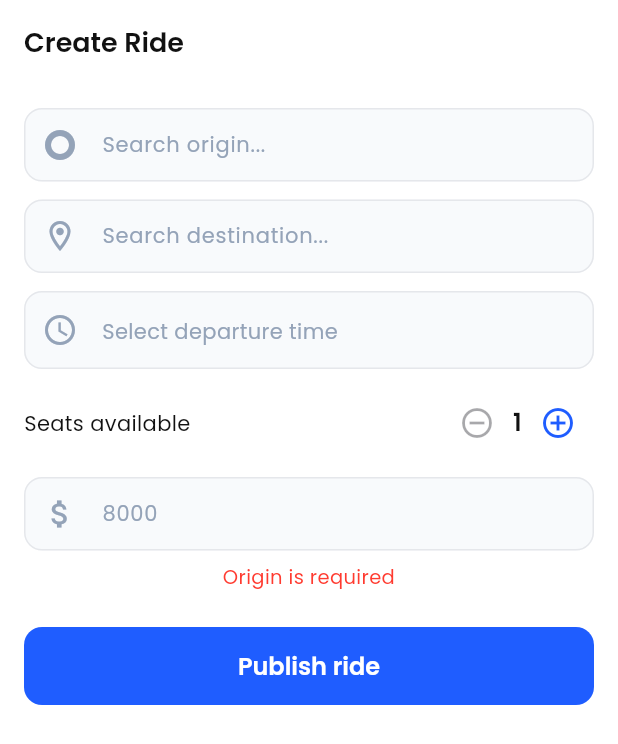
After one commit to MovilesGN01/GN1-Dart, a Flutter app: the CreateRideScreen screen opened by its route, after a tap on the "add circle outline" icon, after a tap on the "remove circle outline" icon, after a tap on "Publish ride", on a phone screen of 412 x 824 dp. The commit adds this screen. Shown: the top 744 px of the screen. Run offline on Flutter 3.47's test engine with Material 3 defaults, Android fonts, the phone set to English and light mode, and no system bars; our stand-ins replace cloud_firestore, cloud_functions, connectivity_plus, firebase_auth, firebase_core, geolocator and 4 more; missing offline and left inert: nfc_manager; accounts and stored records are empty; network calls fail.

Commit message:
feat(driver): create ride screen with OSM location search and CF integration

```diff
--- /dev/null
+++ b/lib/core/connectivity/sync_manager.dart
@@ -0,0 +1,33 @@
+import 'package:sqflite/sqflite.dart';
+import 'package:uuid/uuid.dart';
+
+import '../db/database_helper.dart';
+
+class SyncManager {
+  SyncManager._internal();
+  static final SyncManager _instance = SyncManager._internal();
+  factory SyncManager() => _instance;
+
+  final DatabaseHelper _db = DatabaseHelper();
+  static const _table = 'pending_operations';
+
+  Future<void> enqueue(String operation, String payload) async {
+    final db = await _db.database;
+    await db.insert(_table, {
+      'id': const Uuid().v4(),
+      'operation': operation,
+      'payload': payload,
+      'created_at': DateTime.now().millisecondsSinceEpoch,
+    }, conflictAlgorithm: ConflictAlgorithm.replace);
+  }
+
+  Future<List<Map<String, dynamic>>> pendingAll() async {
+    final db = await _db.database;
+    return db.query(_table, orderBy: 'created_at ASC');
+  }
+
+  Future<void> remove(String id) async {
+    final db = await _db.database;
+    await db.delete(_table, where: 'id = ?', whereArgs: [id]);
+  }
+}
--- a/lib/core/routes.dart
+++ b/lib/core/routes.dart
@@ -14,6 +14,8 @@ import 'package:uniride/features/home/home_screen.dart';
 import 'package:uniride/features/nfc/nfc_access_screen.dart';
 import 'package:uniride/features/profile/profile_screen.dart';
 import 'package:uniride/features/rides/available_rides_screen.dart';
+import 'package:uniride/features/driver/create_ride/create_ride_screen.dart';
+import 'package:uniride/features/driver/create_ride/create_ride_viewmodel.dart';
 import 'package:uniride/features/rides/ride_details_screen.dart';
 import 'package:uniride/features/rides/ride_details_viewmodel.dart';
 
@@ -83,8 +85,10 @@ final appRouter = GoRouter(
     ),
     GoRoute(
       path: '/driver/create-ride',
-      builder: (_, __) => const Scaffold(
-          body: Center(child: Text('Create Ride'))),
+      builder: (context, state) => ChangeNotifierProvider(
+        create: (_) => CreateRideViewModel(),
+        child: const CreateRideScreen(),
+      ),
     ),
     GoRoute(
       path: '/driver/my-rides',
--- /dev/null
+++ b/lib/features/driver/create_ride/create_ride_screen.dart
@@ -0,0 +1,375 @@
+import 'package:flutter/material.dart';
+import 'package:google_fonts/google_fonts.dart';
+import 'package:intl/intl.dart';
+import 'package:provider/provider.dart';
+
+import '../../../core/utils/geocoding_service.dart';
+import '../../../features/auth/auth_viewmodel.dart';
+import '../../../shared/widgets/offline_banner.dart';
+import 'create_ride_viewmodel.dart';
+
+abstract final class _C {
+  static const primary = Color(0xFF1F5DFF);
+  static const background = Color(0xFFFFFFFF);
+  static const textPrimary = Color(0xFF111111);
+  static const muted = Color(0xFF94A3B8);
+  static const cardSurface = Color(0xFFF8FAFC);
+  static const border = Color(0xFFE5E7EB);
+  static const danger = Color(0xFFFF3B30);
+}
+
+class CreateRideScreen extends StatefulWidget {
+  const CreateRideScreen({super.key});
+
+  @override
+  State<CreateRideScreen> createState() => _CreateRideScreenState();
+}
+
+class _CreateRideScreenState extends State<CreateRideScreen> {
+  final _originController = TextEditingController();
+  final _destinationController = TextEditingController();
+
+  @override
+  void dispose() {
+    _originController.dispose();
+    _destinationController.dispose();
+    super.dispose();
+  }
+
+  InputDecoration _fieldDecoration(String hint, IconData icon,
+      {Widget? suffix, String? suffixText}) {
+    return InputDecoration(
+      hintText: hint,
+      hintStyle: GoogleFonts.poppins(color: _C.muted),
+      prefixIcon: Icon(icon, color: _C.muted),
+      suffixIcon: suffix,
+      suffixText: suffixText,
+      suffixStyle: GoogleFonts.poppins(color: _C.muted, fontSize: 13),
+      filled: true,
+      fillColor: _C.cardSurface,
+      border: OutlineInputBorder(
+        borderRadius: BorderRadius.circular(12),
+        borderSide: const BorderSide(color: _C.border),
+      ),
+      enabledBorder: OutlineInputBorder(
+        borderRadius: BorderRadius.circular(12),
+        borderSide: const BorderSide(color: _C.border),
+      ),
+      focusedBorder: OutlineInputBorder(
+        borderRadius: BorderRadius.circular(12),
+        borderSide: const BorderSide(color: _C.primary, width: 2),
+      ),
+    );
+  }
+
+  Future<void> _pickDepartureTime(CreateRideViewModel vm) async {
+    final now = DateTime.now();
+    final date = await showDatePicker(
+      context: context,
+      initialDate: now.add(const Duration(hours: 1)),
+      firstDate: now,
+      lastDate: now.add(const Duration(days: 30)),
+    );
+    if (date == null || !mounted) return;
+
+    final time = await showTimePicker(
+      context: context,
+      initialTime: TimeOfDay.fromDateTime(now.add(const Duration(hours: 1))),
+    );
+    if (time == null) return;
+
+    vm.setDepartureTime(
+        DateTime(date.year, date.month, date.day, time.hour, time.minute));
+  }
+
+  Widget _suggestionList({
+    required List<PlaceSuggestion> suggestions,
+    required void Function(PlaceSuggestion) onSelect,
+    required TextEditingController controller,
+  }) {
+    if (suggestions.isEmpty) return const SizedBox.shrink();
+    return Container(
+      margin: const EdgeInsets.only(top: 2),
+      decoration: BoxDecoration(
+        border: Border.all(color: Colors.grey.shade300),
+        borderRadius: BorderRadius.circular(8),
+        color: Colors.white,
+        boxShadow: [
+          BoxShadow(
+            color: Colors.black.withValues(alpha: 0.06),
+            blurRadius: 6,
+            offset: const Offset(0, 2),
+          ),
+        ],
+      ),
+      child: ListView.builder(
+        shrinkWrap: true,
+        physics: const NeverScrollableScrollPhysics(),
+        itemCount: suggestions.length,
+        itemBuilder: (_, i) {
+          final s = suggestions[i];
+          return ListTile(
+            dense: true,
+            leading:
+                Icon(Icons.location_on, size: 18, color: Colors.grey[500]),
+            title: Text(
+              s.displayName,
+              style: GoogleFonts.poppins(fontSize: 13),
+            ),
+            subtitle: Text(
+              s.fullName.split(',').take(3).join(','),
+              style: GoogleFonts.poppins(
+                  fontSize: 11, color: Colors.grey[600]),
+              maxLines: 1,
+              overflow: TextOverflow.ellipsis,
+            ),
+            onTap: () {
+              onSelect(s);
+              controller.text = s.displayName;
+              FocusScope.of(context).unfocus();
+            },
+          );
+        },
+      ),
+    );
+  }
+
+  @override
+  Widget build(BuildContext context) {
+    final vm = context.watch<CreateRideViewModel>();
+
+    return Scaffold(
+      backgroundColor: _C.background,
+      appBar: AppBar(
+        backgroundColor: _C.background,
+        elevation: 0,
+        title: Text(
+          'Create Ride',
+          style: GoogleFonts.poppins(
+            fontSize: 18,
+            fontWeight: FontWeight.w600,
+            color: _C.textPrimary,
+          ),
+        ),
+        iconTheme: const IconThemeData(color: _C.textPrimary),
+      ),
+      body: SafeArea(
+        child: Column(
+          children: [
+            OfflineBanner(isOffline: vm.isOffline, isFromCache: false),
+            Expanded(
+              child: SingleChildScrollView(
+                padding: const EdgeInsets.all(16),
+                child: Column(
+                  crossAxisAlignment: CrossAxisAlignment.stretch,
+                  children: [
+                    // ── Origin search ───────────────────────────────────
+                    Column(
+                      crossAxisAlignment: CrossAxisAlignment.start,
+                      children: [
+                        TextFormField(
+                          controller: _originController,
+                          style: GoogleFonts.poppins(
+                              fontSize: 14, color: _C.textPrimary),
+                          decoration: _fieldDecoration(
+                            'Search origin...',
+                            Icons.trip_origin,
+                            suffix: vm.isSearchingOrigin
+                                ? const Padding(
+                                    padding: EdgeInsets.all(12),
+                                    child: SizedBox(
+                                      width: 20,
+                                      height: 20,
+                                      child: CircularProgressIndicator(
+                                          strokeWidth: 2),
+                                    ),
+                                  )
+                                : null,
+                          ),
+                          onChanged: (v) {
+                            vm.originLat = null;
+                            vm.searchOrigin(v);
+                          },
+                        ),
+                        _suggestionList(
+                          suggestions: vm.originSuggestions,
+                          onSelect: vm.selectOrigin,
+                          controller: _originController,
+                        ),
+                      ],
+                    ),
+                    const SizedBox(height: 12),
+
+                    // ── Destination search ──────────────────────────────
+                    Column(
+                      crossAxisAlignment: CrossAxisAlignment.start,
+                      children: [
+                        TextFormField(
+                          controller: _destinationController,
+                          style: GoogleFonts.poppins(
+                              fontSize: 14, color: _C.textPrimary),
+                          decoration: _fieldDecoration(
+                            'Search destination...',
+                            Icons.location_on_outlined,
+                            suffix: vm.isSearchingDestination
+                                ? const Padding(
+                                    padding: EdgeInsets.all(12),
+                                    child: SizedBox(
+                                      width: 20,
+                                      height: 20,
+                                      child: CircularProgressIndicator(
+                                          strokeWidth: 2),
+                                    ),
+                                  )
+                                : null,
+                          ),
+                          onChanged: (v) {
+                            vm.destinationLat = null;
+                            vm.searchDestination(v);
+                          },
+                        ),
+                        _suggestionList(
+                          suggestions: vm.destinationSuggestions,
+                          onSelect: vm.selectDestination,
+                          controller: _destinationController,
+                        ),
+                      ],
+                    ),
+                    const SizedBox(height: 12),
+
+                    // ── Departure time ──────────────────────────────────
+                    InkWell(
+                      onTap: () => _pickDepartureTime(vm),
+                      borderRadius: BorderRadius.circular(12),
+                      child: InputDecorator(
+                        decoration: _fieldDecoration(
+                            'Select departure time', Icons.access_time),
+                        child: Text(
+                          vm.departureTime != null
+                              ? DateFormat('MMM d, yyyy – HH:mm')
+                                  .format(vm.departureTime!)
+                              : 'Select departure time',
+                          style: GoogleFonts.poppins(
+                            fontSize: 14,
+                            color: vm.departureTime != null
+                                ? _C.textPrimary
+                                : _C.muted,
+                          ),
+                        ),
+                      ),
+                    ),
+                    const SizedBox(height: 12),
+
+                    // ── Seats stepper ───────────────────────────────────
+                    Row(
+                      children: [
+                        Text(
+                          'Seats available',
+                          style: GoogleFonts.poppins(
+                            fontSize: 14,
+                            color: _C.textPrimary,
+                          ),
+                        ),
+                        const Spacer(),
+                        IconButton(
+                          icon: const Icon(Icons.remove_circle_outline),
+                          color: vm.seats == 1 ? _C.muted : _C.primary,
+                          onPressed:
+                              vm.seats == 1 ? null : vm.decrementSeats,
+                        ),
+                        Text(
+                          '${vm.seats}',
+                          style: GoogleFonts.poppins(
+                            fontSize: 16,
+                            fontWeight: FontWeight.w600,
+                            color: _C.textPrimary,
+                          ),
+                        ),
+                        IconButton(
+                          icon: const Icon(Icons.add_circle_outline),
+                          color: vm.seats == 6 ? _C.muted : _C.primary,
+                          onPressed:
+                              vm.seats == 6 ? null : vm.incrementSeats,
+                        ),
+                      ],
+                    ),
+                    const SizedBox(height: 12),
+
+                    // ── Price ───────────────────────────────────────────
+                    TextFormField(
+                      keyboardType: TextInputType.number,
+                      style: GoogleFonts.poppins(
+                          fontSize: 14, color: _C.textPrimary),
+                      decoration: _fieldDecoration(
+                          '8000', Icons.attach_money,
+                          suffixText: 'COP'),
+                      onChanged: (v) => vm.price = double.tryParse(v) ?? 0,
+                    ),
+
+                    // ── Error ───────────────────────────────────────────
+                    if (vm.errorMessage != null) ...[
+                      const SizedBox(height: 8),
+                      Text(
+                        vm.errorMessage!,
+                        style: GoogleFonts.poppins(
+                          fontSize: 13,
+                          color: _C.danger,
+                        ),
+                        textAlign: TextAlign.center,
+                      ),
+                    ],
+
+                    const SizedBox(height: 24),
+
+                    // ── Publish button ──────────────────────────────────
+                    ElevatedButton(
+                      onPressed: vm.isLoading
+                          ? null
+                          : () {
+                              final user = context
+                                  .read<AuthViewModel>()
+                                  .currentUser!;
+                              vm.createRide(
+                                context,
+                                user.id,
+                                user.name,
+                                user.driverRating,
+                              );
+                            },
+                      style: ElevatedButton.styleFrom(
+                        backgroundColor: _C.primary,
+                        foregroundColor: _C.background,
+                        disabledBackgroundColor:
+                            _C.primary.withValues(alpha: 0.45),
+                        minimumSize: const Size(double.infinity, 52),
+                        shape: RoundedRectangleBorder(
+                          borderRadius: BorderRadius.circular(12),
+                        ),
+                        elevation: 0,
+                        textStyle: GoogleFonts.poppins(
+                          fontSize: 16,
+                          fontWeight: FontWeight.w600,
+                        ),
+                      ),
+                      child: vm.isLoading
+                          ? const SizedBox(
+                              height: 22,
+                              width: 22,
+                              child: CircularProgressIndicator(
+                                color: Colors.white,
+                                strokeWidth: 2.5,
+                              ),
+                            )
+                          : const Text('Publish ride'),
+                    ),
+                    const SizedBox(height: 32),
+                  ],
+                ),
+              ),
+            ),
+          ],
+        ),
+      ),
+    );
+  }
+}
--- /dev/null
+++ b/lib/features/driver/create_ride/create_ride_viewmodel.dart
@@ -0,0 +1,193 @@
+import 'dart:async';
+import 'dart:convert';
+
+import 'package:cloud_functions/cloud_functions.dart';
+import 'package:flutter/material.dart';
+import 'package:go_router/go_router.dart';
+
+import '../../../core/connectivity/connectivity_service.dart';
+import '../../../core/connectivity/sync_manager.dart';
+import '../../../core/location_utils.dart';
+import '../../../core/utils/geocoding_service.dart';
+
+class CreateRideViewModel extends ChangeNotifier {
+  String origin = '';
+  String destination = '';
+  DateTime? departureTime;
+  int seats = 1;
+  double price = 8000;
+  bool isLoading = false;
+  String? errorMessage;
+  bool isOffline = false;
+
+  double? originLat;
+  double? originLng;
+  double? destinationLat;
+  double? destinationLng;
+
+  List<PlaceSuggestion> originSuggestions = [];
+  List<PlaceSuggestion> destinationSuggestions = [];
+  bool isSearchingOrigin = false;
+  bool isSearchingDestination = false;
+
+  StreamSubscription<bool>? _connSub;
+
+  CreateRideViewModel() {
+    _connSub = ConnectivityService().onStatusChanged.listen((online) {
+      isOffline = !online;
+      notifyListeners();
+    });
+  }
+
+  // ── Search ────────────────────────────────────────────────────────────────
+
+  Future<void> searchOrigin(String query) async {
+    isSearchingOrigin = true;
+    notifyListeners();
+    originSuggestions = await GeocodingService.searchPlaces(query);
+    isSearchingOrigin = false;
+    notifyListeners();
+  }
+
+  Future<void> searchDestination(String query) async {
+    isSearchingDestination = true;
+    notifyListeners();
+    destinationSuggestions = await GeocodingService.searchPlaces(query);
+    isSearchingDestination = false;
+    notifyListeners();
+  }
+
+  void selectOrigin(PlaceSuggestion place) {
+    origin = place.displayName;
+    originLat = place.lat;
+    originLng = place.lon;
+    originSuggestions = [];
+    notifyListeners();
+  }
+
+  void selectDestination(PlaceSuggestion place) {
+    destination = place.displayName;
+    destinationLat = place.lat;
+    destinationLng = place.lon;
+    destinationSuggestions = [];
+    notifyListeners();
+  }
+
+  // ── Stepper helpers ───────────────────────────────────────────────────────
+
+  void setDepartureTime(DateTime value) {
+    departureTime = value;
+    notifyListeners();
+  }
+
+  void incrementSeats() {
+    if (seats < 6) {
+      seats++;
+      notifyListeners();
+    }
+  }
+
+  void decrementSeats() {
+    if (seats > 1) {
+      seats--;
+      notifyListeners();
+    }
+  }
+
+  // ── Validation ────────────────────────────────────────────────────────────
+
+  String? validateForm() {
+    if (origin.trim().isEmpty) return 'Origin is required';
+    if (originLat == null) {
+      return 'Select a valid origin from the suggestions';
+    }
+    if (destination.trim().isEmpty) return 'Destination is required';
+    if (destinationLat == null) {
+      return 'Select a valid destination from the suggestions';
+    }
+    if (departureTime == null) return 'Departure time is required';
+    if (departureTime!.isBefore(DateTime.now())) {
+      return 'Departure time must be in the future';
+    }
+    if (seats < 1 || seats > 6) return 'Seats must be between 1 and 6';
+    if (price < 1000) return 'Price must be at least \$1,000';
+    return null;
+  }
+
+  // ── Create ────────────────────────────────────────────────────────────────
+
+  Future<void> createRide(
+    BuildContext context,
+    String userId,
+    String driverName,
+    double driverRating,
+  ) async {
+    final error = validateForm();
+    if (error != null) {
+      errorMessage = error;
+      notifyListeners();
+      return;
+    }
+
+    isLoading = true;
+    errorMessage = null;
+    notifyListeners();
+
+    try {
+      final zone =
+          LocationUtils.zoneFromLatLon(originLat!, originLng!) ?? 'Bogotá';
+
+      final payload = {
+        'origin': origin.trim(),
+        'destination': destination.trim(),
+        'originLat': originLat,
+        'originLng': originLng,
+        'destinationLat': destinationLat,
+        'destinationLng': destinationLng,
+        'zone': zone,
+        'driverId': userId,
+        'driverName': driverName,
+        'driverRating': driverRating,
+        'seatsAvailable': seats,
+        'price': price,
+        'departureTime': departureTime!.millisecondsSinceEpoch,
+      };
+
+      debugPrint('[CreateRide] payload: $payload');
+
+      if (isOffline) {
+        await SyncManager().enqueue('create_ride', jsonEncode(payload));
+        if (context.mounted) {
+          ScaffoldMessenger.of(context).showSnackBar(
+            const SnackBar(
+              content: Text(
+                  'Ride saved offline — will publish when you reconnect'),
+            ),
+          );
+          context.go('/driver/my-rides');
+        }
+        return;
+      }
+
+      final cf = FirebaseFunctions.instance.httpsCallable('createRide');
+      final result = await cf.call(payload);
+      debugPrint('[CreateRide] CF result: ${result.data}');
+
+      if (context.mounted) {
+        context.go('/driver/my-rides');
+      }
+    } catch (e) {
+      debugPrint('[CreateRide] CF error details: ${e.runtimeType}: $e');
+      errorMessage = 'Failed to create ride. Please try again.';
+    } finally {
+      isLoading = false;
+      notifyListeners();
+    }
+  }
+
+  @override
+  void dispose() {
+    _connSub?.cancel();
+    super.dispose();
+  }
+}
```
Also changed, not shown: lib/core/db/database_helper.dart (+14 -2 lines), lib/core/utils/geocoding_service.dart (+74 -0 lines).
